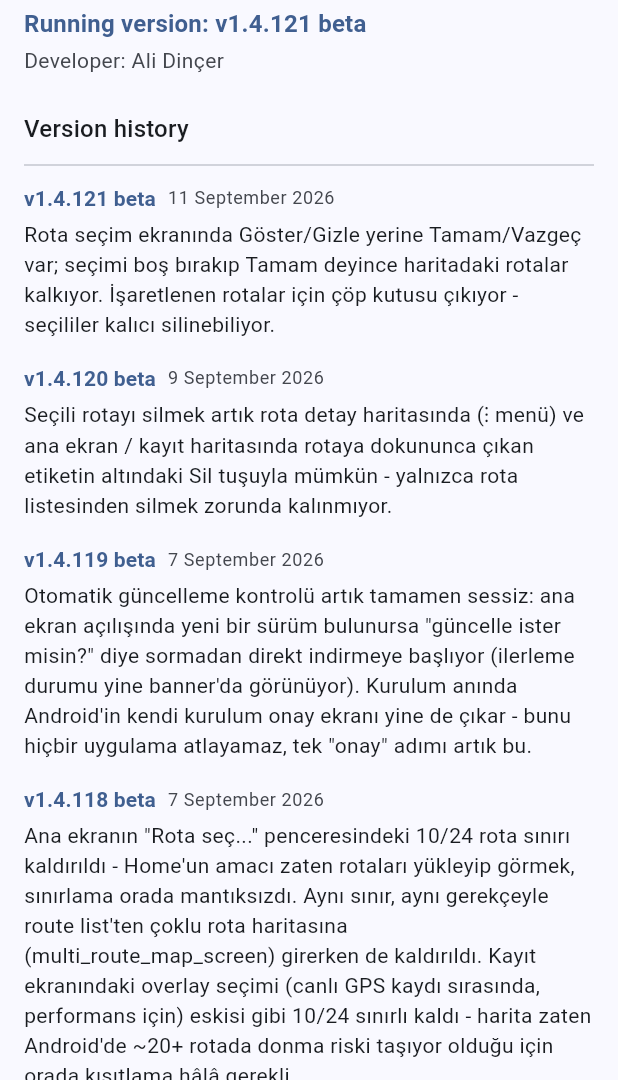
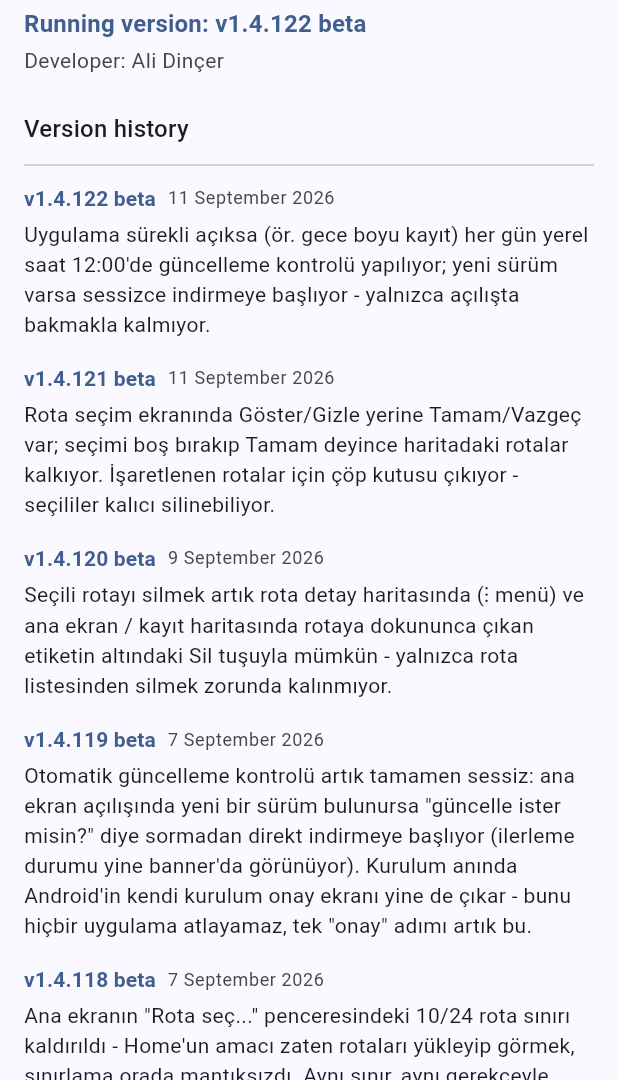
Before and after one commit to alid67-git/RideAtlas, a Flutter app: the AboutScreen screen opened directly, on a phone screen of 412 x 824 dp, the part 156-1236 px from its top. Run offline on Flutter 3.47's test engine with Material 3 defaults, Android fonts, the phone set to English and light mode, and no system bars; our stand-ins replace battery_plus, file_picker, fl_chart, flutter_map, geolocator, hive and 7 more; missing offline and left inert: dart:js_interop, exif, gpx, photo_manager; accounts and stored records are empty; generated files the repository leaves out were written again.

```diff
--- a/lib/build_info.dart
+++ b/lib/build_info.dart
@@ -1,9 +1,9 @@
 /// Bumped by hand on every push so the running build can be eyeballed on
 /// screen (Chrome tabs / dev servers can otherwise silently serve stale JS).
-const String kAppBuildLabel = 'v1.4.121 beta';
+const String kAppBuildLabel = 'v1.4.122 beta';
 
 /// Shown once, in a dialog, the first time this build label is seen.
 const String kAppBuildNote =
-    'Rota seçim ekranında Göster/Gizle yerine Tamam/Vazgeç var; seçimi '
-    'boş bırakıp Tamam deyince haritadaki rotalar kalkıyor. İşaretlenen '
-    'rotalar için çöp kutusu çıkıyor - seçililer kalıcı silinebiliyor.';
+    'Uygulama sürekli açıksa (ör. gece boyu kayıt) her gün yerel saat '
+    '12:00\'de güncelleme kontrolü yapılıyor; yeni sürüm varsa sessizce '
+    'indirmeye başlıyor - yalnızca açılışta bakmakla kalmıyor.';
--- a/lib/changelog.dart
+++ b/lib/changelog.dart
@@ -19,6 +19,14 @@ class ChangelogEntry {
 }
 
 const kChangelog = <ChangelogEntry>[
+  ChangelogEntry(
+    version: 'v1.4.122 beta',
+    date: '2026-09-11',
+    note:
+        'Uygulama sürekli açıksa (ör. gece boyu kayıt) her gün yerel saat '
+        '12:00\'de güncelleme kontrolü yapılıyor; yeni sürüm varsa sessizce '
+        'indirmeye başlıyor - yalnızca açılışta bakmakla kalmıyor.',
+  ),
   ChangelogEntry(
     version: 'v1.4.121 beta',
     date: '2026-09-11',
--- a/lib/main.dart
+++ b/lib/main.dart
@@ -16,6 +16,7 @@ import 'services/app_update_controller.dart';
 import 'services/car_bridge.dart';
 import 'services/gps_recorder.dart';
 import 'navigation/root_navigator.dart';
+import 'widgets/app_update_ui.dart';
 import 'widgets/incoming_track_gate.dart';
 
 Future<void> main() async {
@@ -92,6 +93,11 @@ class RideAtlasApp extends StatelessWidget {
                 ),
                 useMaterial3: true,
               ),
+              // Arms the daily-noon update probe with a navigator context
+              // so a long-lived session (recording left open overnight) can
+              // still silently install when GitHub gets a newer APK.
+              builder: (context, child) =>
+                  _DailyNoonUpdateHost(child: child ?? const SizedBox.shrink()),
               home: const HomeMapScreen(),
             );
           },
@@ -100,6 +106,37 @@ class RideAtlasApp extends StatelessWidget {
       ),
     );
   }
+}
+
+/// Starts [AppUpdateController.startDailyNoonChecks] once, with a callback
+/// that runs the same silent install path as the home-screen launch check.
+class _DailyNoonUpdateHost extends StatefulWidget {
+  const _DailyNoonUpdateHost({required this.child});
+
+  final Widget child;
+
+  @override
+  State<_DailyNoonUpdateHost> createState() => _DailyNoonUpdateHostState();
+}
+
+class _DailyNoonUpdateHostState extends State<_DailyNoonUpdateHost> {
+  var _armed = false;
+
+  @override
+  void didChangeDependencies() {
+    super.didChangeDependencies();
+    if (_armed) return;
+    _armed = true;
+    context.read<AppUpdateController>().startDailyNoonChecks(
+      onUpdateFound: () async {
+        if (!mounted) return;
+        await installAppUpdate(context);
+      },
+    );
+  }
+
+  @override
+  Widget build(BuildContext context) => widget.child;
 }
 
 /// Wires up [CarBridge] once both [GpsRecorder] and [RouteRepository] are
```
Also changed, not shown: lib/services/app_update_controller.dart (+69 -2 lines), 1 other file.
